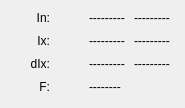
This is wm3000i/wmrawactualvalbase.ui in ZeraGmbH/wm-project as Qt 5 draws it before an edit. The edited form follows.
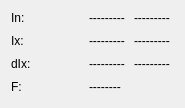
This is the edited form.

Commit message: wmrawactualvalbase.ui: Do not right align left labels

Patch:
```diff
--- a/wm3000i/wmrawactualvalbase.ui
+++ b/wm3000i/wmrawactualvalbase.ui
@@ -11,7 +11,7 @@
    </rect>
   </property>
   <property name="sizePolicy">
-   <sizepolicy hsizetype="Fixed" vsizetype="Fixed">
+   <sizepolicy hsizetype="Minimum" vsizetype="Minimum">
     <horstretch>0</horstretch>
     <verstretch>0</verstretch>
    </sizepolicy>
@@ -24,8 +24,8 @@
   </property>
   <property name="maximumSize">
    <size>
-    <width>185</width>
-    <height>106</height>
+    <width>16777215</width>
+    <height>16777215</height>
    </size>
   </property>
   <property name="mouseTracking">
@@ -159,9 +159,6 @@
      <property name="text">
       <string>Ix:</string>
      </property>
-     <property name="alignment">
-      <set>Qt::AlignRight|Qt::AlignTrailing|Qt::AlignVCenter</set>
-     </property>
      <property name="wordWrap">
       <bool>false</bool>
      </property>
@@ -175,9 +172,6 @@
      <property name="text">
       <string>F:</string>
      </property>
-     <property name="alignment">
-      <set>Qt::AlignRight|Qt::AlignTrailing|Qt::AlignVCenter</set>
-     </property>
      <property name="wordWrap">
       <bool>false</bool>
      </property>
@@ -191,9 +185,6 @@
      <property name="text">
       <string>In:</string>
      </property>
-     <property name="alignment">
-      <set>Qt::AlignRight|Qt::AlignTrailing|Qt::AlignVCenter</set>
-     </property>
      <property name="wordWrap">
       <bool>false</bool>
      </property>
@@ -204,9 +195,6 @@
      <property name="text">
       <string>dIx:</string>
      </property>
-     <property name="alignment">
-      <set>Qt::AlignRight|Qt::AlignTrailing|Qt::AlignVCenter</set>
-     </property>
      <property name="wordWrap">
       <bool>false</bool>
      </property>
```
